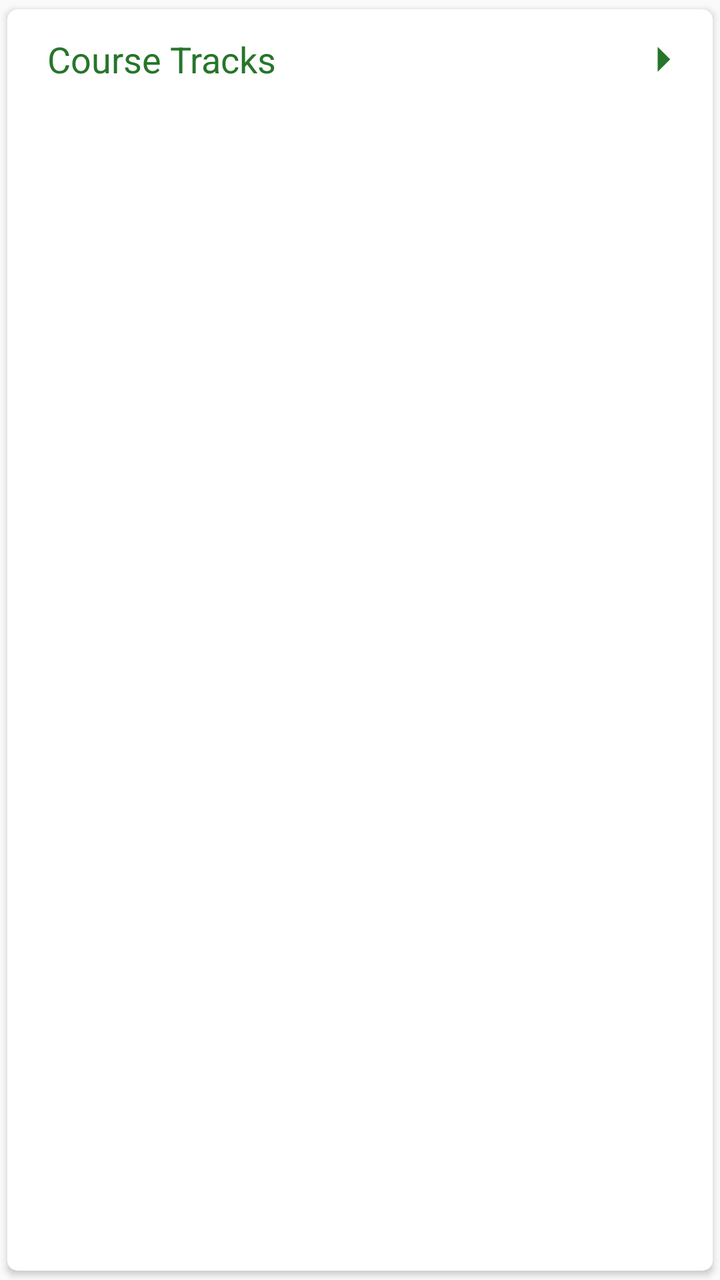
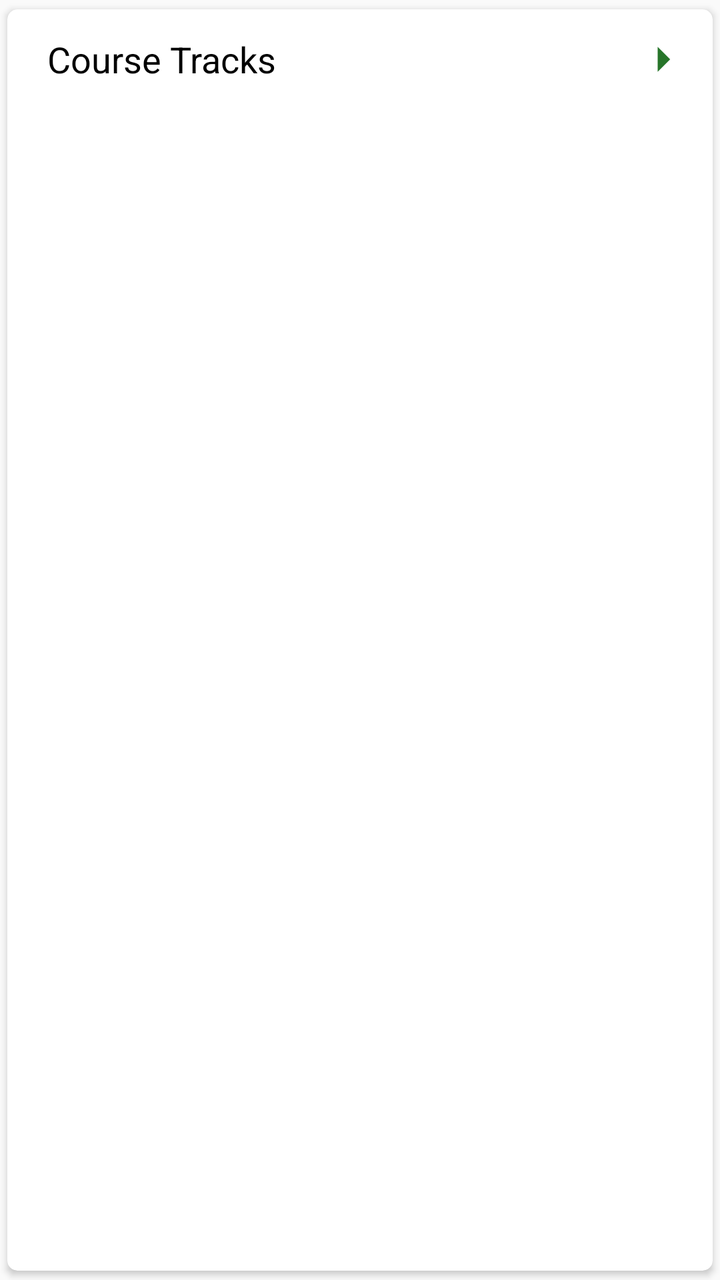

The first picture is an Android layout as it rendered before a commit; the second is the same layout after the commit. The layout source and the unified diff follow.
<!-- AndroidManifest.xml: application theme Theme.MathTerminology -->
<!-- res/layout/recycler_item.xml -->
<?xml version="1.0" encoding="utf-8"?>
<androidx.cardview.widget.CardView
    xmlns:android="http://schemas.android.com/apk/res/android"
    android:layout_width="match_parent"
    android:layout_height="wrap_content"
    xmlns:app="http://schemas.android.com/apk/res-auto"
    app:cardCornerRadius="5dp"
    android:elevation="5dp"
    app:cardUseCompatPadding="true">

    <LinearLayout
        android:layout_width="match_parent"
        android:layout_height="wrap_content"
        android:gravity="center">

        <TextView
            android:id="@+id/nametext"
            android:layout_width="wrap_content"
            android:layout_height="wrap_content"
            android:layout_weight="1"
            android:textSize="18dp"
            android:textColor="@color/purple_500"
            android:padding="10dp"
            android:text="Course Tracks"
            android:orientation="vertical"
            android:textStyle="normal"
            android:layout_marginLeft="10dp"/>

        <LinearLayout
            android:layout_width="wrap_content"
            android:layout_height="wrap_content"
            android:padding="10dp">

        <ImageView
            android:layout_width="30dp"
            android:layout_height="30dp"
            app:itemIconTint="@color/purple_500"
            android:src="@drawable/baseline_arrow_right_24"
            android:layout_gravity="center"/>

        </LinearLayout>
    </LinearLayout>
</androidx.cardview.widget.CardView>
<!-- resources referenced by this layout -->
<resources>
  <color name="purple_500">#27752A</color>
  <!-- drawable baseline_arrow_right_24 (drawable) -->
  <vector xmlns:android="http://schemas.android.com/apk/res/android"
      android:autoMirrored="true"
      android:height="24dp"
      android:tint="@color/purple_500"
      android:viewportHeight="24"
      android:viewportWidth="24"
      android:width="24dp">
        
      <path android:fillColor="@android:color/white"
          android:pathData="M10,17l5,-5 -5,-5v10z"/>
      
  </vector>
  <style name="Theme.MathTerminology" parent="Base.Theme.MathTerminology" />
  <style name="Base.Theme.MathTerminology" parent="Theme.MaterialComponents.DayNight.NoActionBar.Bridge">
                                   
          
  
          <item name="actionMenuTextColor">@color/white</item>
      </style>
  <color name="white">#FFFFFFFF</color>
</resources>

<!-- the commit's change to res/layout/recycler_item.xml (unified diff, before → after) -->
@@ -19,7 +19,7 @@
             android:layout_height="wrap_content"
             android:layout_weight="1"
             android:textSize="18dp"
-            android:textColor="@color/purple_500"
+            android:textColor="@color/black"
             android:padding="10dp"
             android:text="Course Tracks"
             android:orientation="vertical"
<!-- resource entries referenced after the edit -->
@@ -1,5 +1,6 @@
 <!-- resources referenced by this layout -->
 <resources>
+  <color name="black">#FF000000</color>
   <color name="purple_500">#27752A</color>
   <!-- drawable baseline_arrow_right_24 (drawable) -->
   <vector xmlns:android="http://schemas.android.com/apk/res/android"
